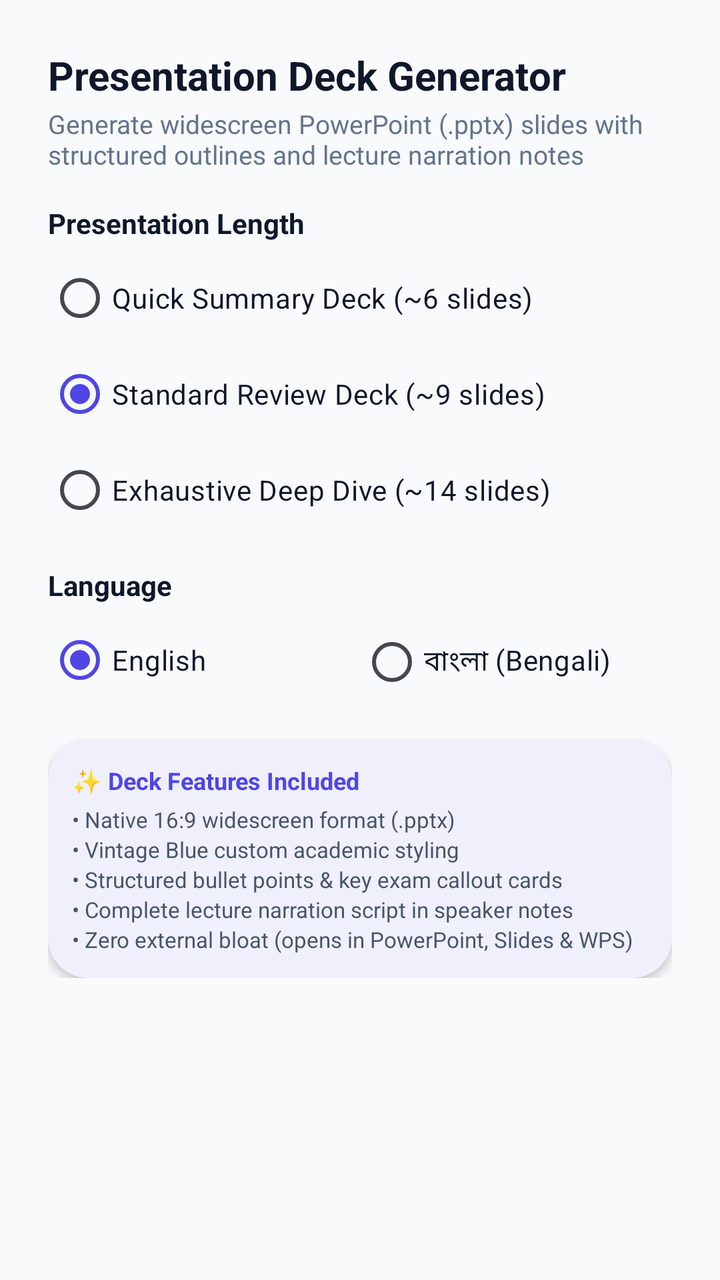
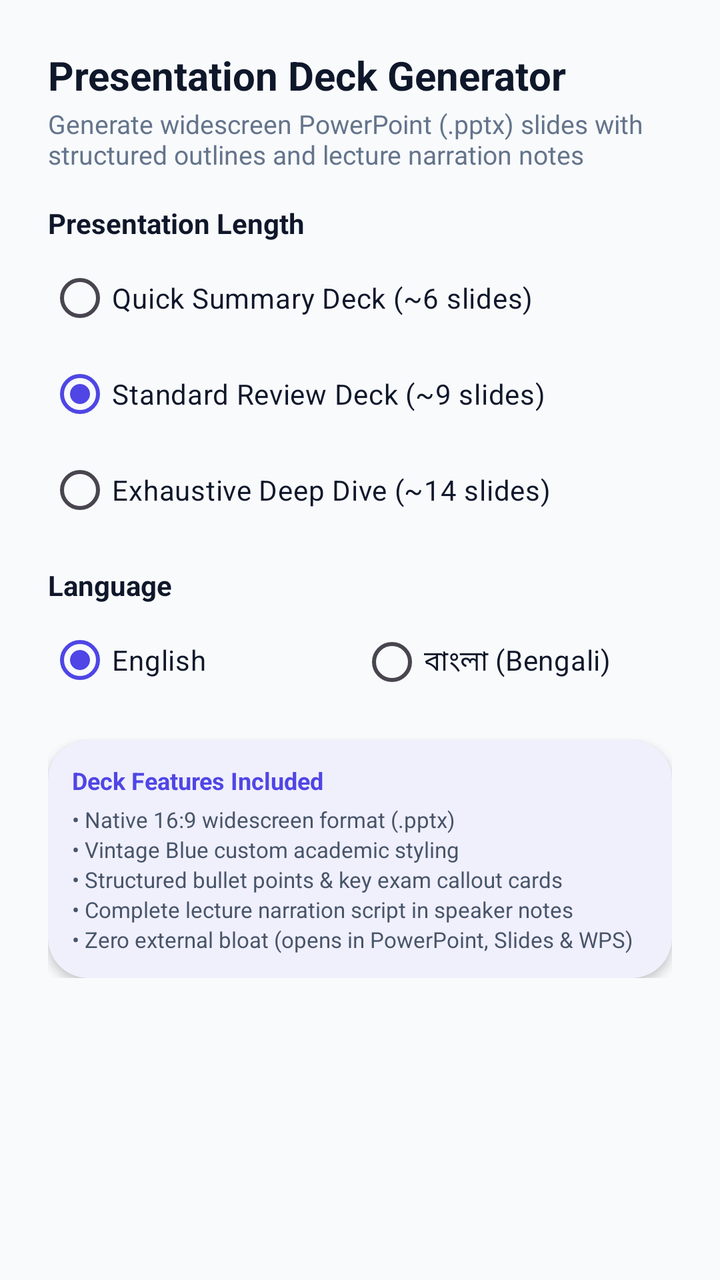

An Android layout rendered at two revisions. The XML below is the earlier revision; the diff shows what the commit changed to produce the second picture.
<!-- AndroidManifest.xml: application theme Theme.ExamPrepAI -->
<!-- res/layout/dialog_generate_slides_options.xml -->
<?xml version="1.0" encoding="utf-8"?>
<androidx.core.widget.NestedScrollView xmlns:android="http://schemas.android.com/apk/res/android"
    xmlns:app="http://schemas.android.com/apk/res-auto"
    android:layout_width="match_parent"
    android:layout_height="wrap_content">

    <LinearLayout
        android:layout_width="match_parent"
        android:layout_height="wrap_content"
        android:orientation="vertical"
        android:padding="24dp">

        <TextView
            android:layout_width="match_parent"
            android:layout_height="wrap_content"
            android:text="Presentation Deck Generator"
            android:textSize="20sp"
            android:textStyle="bold"
            android:textColor="@color/on_surface" />

        <TextView
            android:layout_width="match_parent"
            android:layout_height="wrap_content"
            android:text="Generate widescreen PowerPoint (.pptx) slides with structured outlines and lecture narration notes"
            android:textSize="13sp"
            android:textColor="@color/on_surface_light"
            android:layout_marginTop="2dp" />

        
        <TextView
            android:layout_width="match_parent"
            android:layout_height="wrap_content"
            android:text="Presentation Length"
            android:textSize="14sp"
            android:textStyle="bold"
            android:textColor="@color/on_surface"
            android:layout_marginTop="16dp" />

        <RadioGroup
            android:id="@+id/rg_slides_detail"
            android:layout_width="match_parent"
            android:layout_height="wrap_content"
            android:orientation="vertical"
            android:layout_marginTop="4dp">

            <RadioButton
                android:id="@+id/rb_slides_summary"
                android:layout_width="match_parent"
                android:layout_height="wrap_content"
                android:text="Quick Summary Deck (~6 slides)"
                android:textColor="@color/on_surface" />

            <RadioButton
                android:id="@+id/rb_slides_standard"
                android:layout_width="match_parent"
                android:layout_height="wrap_content"
                android:text="Standard Review Deck (~9 slides)"
                android:checked="true"
                android:textColor="@color/on_surface" />

            <RadioButton
                android:id="@+id/rb_slides_exhaustive"
                android:layout_width="match_parent"
                android:layout_height="wrap_content"
                android:text="Exhaustive Deep Dive (~14 slides)"
                android:textColor="@color/on_surface" />
        </RadioGroup>

        
        <TextView
            android:layout_width="match_parent"
            android:layout_height="wrap_content"
            android:text="Language"
            android:textSize="14sp"
            android:textStyle="bold"
            android:textColor="@color/on_surface"
            android:layout_marginTop="14dp" />

        <RadioGroup
            android:id="@+id/rg_slides_lang"
            android:layout_width="match_parent"
            android:layout_height="wrap_content"
            android:orientation="horizontal"
            android:layout_marginTop="4dp">

            <RadioButton
                android:id="@+id/rb_slides_lang_en"
                android:layout_width="0dp"
                android:layout_height="wrap_content"
                android:layout_weight="1"
                android:text="English"
                android:checked="true"
                android:textColor="@color/on_surface" />

            <RadioButton
                android:id="@+id/rb_slides_lang_bn"
                android:layout_width="0dp"
                android:layout_height="wrap_content"
                android:layout_weight="1"
                android:text="বাংলা (Bengali)"
                android:textColor="@color/on_surface" />
        </RadioGroup>

        
        <com.google.android.material.card.MaterialCardView
            android:layout_width="match_parent"
            android:layout_height="wrap_content"
            android:layout_marginTop="16dp"
            style="@style/Widget.ExamPrep.Card">

            <LinearLayout
                android:layout_width="match_parent"
                android:layout_height="wrap_content"
                android:orientation="vertical"
                android:padding="12dp">

                <TextView
                    android:layout_width="match_parent"
                    android:layout_height="wrap_content"
                    android:text="✨ Deck Features Included"
                    android:textSize="12sp"
                    android:textStyle="bold"
                    android:textColor="@color/primary" />

                <TextView
                    android:layout_width="match_parent"
                    android:layout_height="wrap_content"
                    android:text="• Native 16:9 widescreen format (.pptx)\n• Vintage Blue custom academic styling\n• Structured bullet points &amp; key exam callout cards\n• Complete lecture narration script in speaker notes\n• Zero external bloat (opens in PowerPoint, Slides &amp; WPS)"
                    android:textSize="11sp"
                    android:textColor="@color/on_surface_medium"
                    android:lineSpacingExtra="2dp"
                    android:layout_marginTop="4dp" />
            </LinearLayout>
        </com.google.android.material.card.MaterialCardView>

    </LinearLayout>
</androidx.core.widget.NestedScrollView>
<!-- resources referenced by this layout -->
<resources>
  <color name="on_surface">#0F172A</color>
  <color name="on_surface_light">#64748B</color>
  <color name="on_surface_medium">#475569</color>
  <color name="primary">#4F46E5</color>
  <style name="Widget.ExamPrep.Card" parent="Widget.Material3.CardView.Elevated">
          <item name="cardCornerRadius">20dp</item>
          <item name="cardElevation">3dp</item>
          <item name="strokeWidth">0dp</item>
          <item name="cardBackgroundColor">@color/surface</item>
      </style>
  <style name="Theme.ExamPrepAI" parent="Theme.Material3.Light.NoActionBar">
          <item name="colorPrimary">@color/primary</item>
          <item name="colorPrimaryDark">@color/primary_dark</item>
          <item name="colorPrimaryContainer">@color/primary_container</item>
          <item name="colorOnPrimaryContainer">@color/on_primary_container</item>
          <item name="colorAccent">@color/accent</item>
          <item name="colorOnPrimary">@color/on_primary</item>
          <item name="colorSecondary">@color/accent</item>
          <item name="colorSecondaryContainer">@color/accent_light</item>
          <item name="colorOnSecondaryContainer">@color/accent_dark</item>
          <item name="android:colorBackground">@color/background</item>
          <item name="colorSurface">@color/surface</item>
          <item name="colorOnSurface">@color/on_surface</item>
          <item name="colorSurfaceVariant">@color/surface_variant</item>
          <item name="colorError">@color/error</item>
          <item name="android:statusBarColor">@color/primary_dark</item>
          <item name="android:navigationBarColor">@color/surface</item>
      </style>
  <color name="surface">#FFFFFF</color>
  <color name="primary_dark">#3730A3</color>
  <color name="primary_container">#E0E7FF</color>
  <color name="on_primary_container">#312E81</color>
  <color name="accent">#E11D48</color>
  <color name="on_primary">#FFFFFF</color>
  <color name="accent_light">#FFE4E6</color>
  <color name="accent_dark">#9F1239</color>
  <color name="background">#F8FAFC</color>
  <color name="surface_variant">#F1F5F9</color>
  <color name="error">#DC2626</color>
</resources>

<!-- the commit's change to res/layout/dialog_generate_slides_options.xml (unified diff, before → after) -->
@@ -117,7 +117,7 @@
                 <TextView
                     android:layout_width="match_parent"
                     android:layout_height="wrap_content"
-                    android:text="✨ Deck Features Included"
+                    android:text="Deck Features Included"
                     android:textSize="12sp"
                     android:textStyle="bold"
                     android:textColor="@color/primary" />
